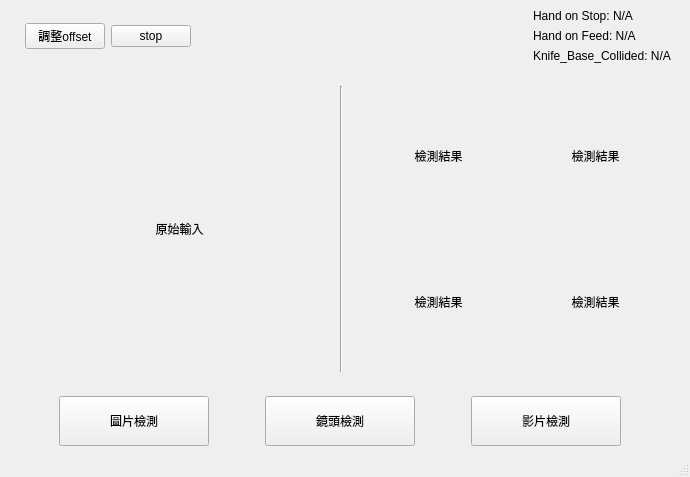
Old version of the form pmc_5axis_yolo/ui/main_window.ui in the repository wade00754/pmc-5axis-yolo.
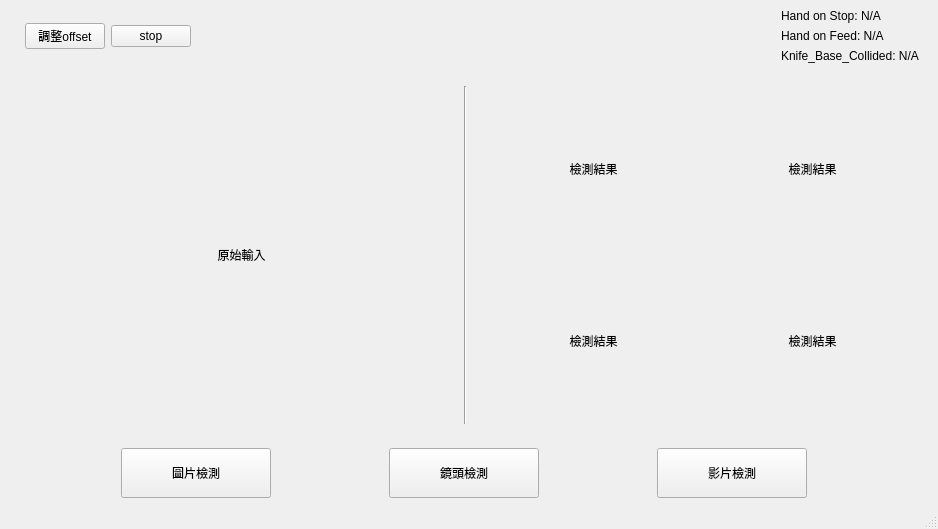
New version of the form.

```diff
--- a/pmc_5axis_yolo/ui/main_window.ui
+++ b/pmc_5axis_yolo/ui/main_window.ui
@@ -6,8 +6,8 @@
    <rect>
     <x>0</x>
     <y>0</y>
-    <width>690</width>
-    <height>477</height>
+    <width>938</width>
+    <height>529</height>
    </rect>
   </property>
   <property name="windowTitle">
@@ -147,8 +147,8 @@
       </property>
       <property name="minimumSize">
        <size>
-        <width>300</width>
-        <height>250</height>
+        <width>150</width>
+        <height>125</height>
        </size>
       </property>
       <property name="text">
```
